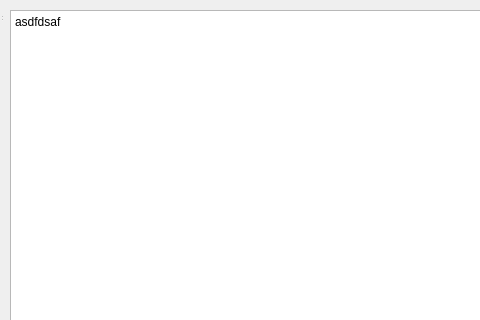
Semachko/client-server-chat, file Client/clientwindow.ui: the form before one commit; both pictures show x 0 to 480 and y 0 to 320 of the 600 by 450 pixel window.
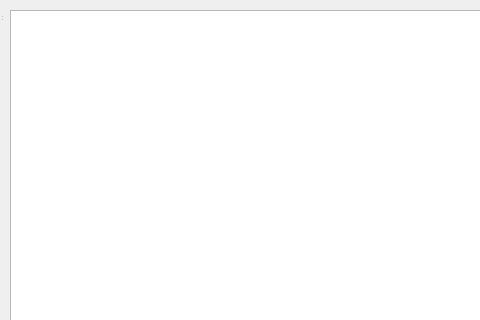
The form after the commit.

```diff
--- a/Client/clientwindow.ui
+++ b/Client/clientwindow.ui
@@ -60,7 +60,7 @@
 li.unchecked::marker { content: &quot;\2610&quot;; }
 li.checked::marker { content: &quot;\2612&quot;; }
 &lt;/style&gt;&lt;/head&gt;&lt;body style=&quot; font-family:'Segoe UI'; font-size:9pt; font-weight:400; font-style:normal;&quot;&gt;
-&lt;p style=&quot; margin-top:0px; margin-bottom:0px; margin-left:0px; margin-right:0px; -qt-block-indent:0; text-indent:0px;&quot;&gt;asdfdsaf&lt;/p&gt;&lt;/body&gt;&lt;/html&gt;</string>
+&lt;p style=&quot;-qt-paragraph-type:empty; margin-top:0px; margin-bottom:0px; margin-left:0px; margin-right:0px; -qt-block-indent:0; text-indent:0px;&quot;&gt;&lt;br /&gt;&lt;/p&gt;&lt;/body&gt;&lt;/html&gt;</string>
        </property>
       </widget>
      </item>
```
